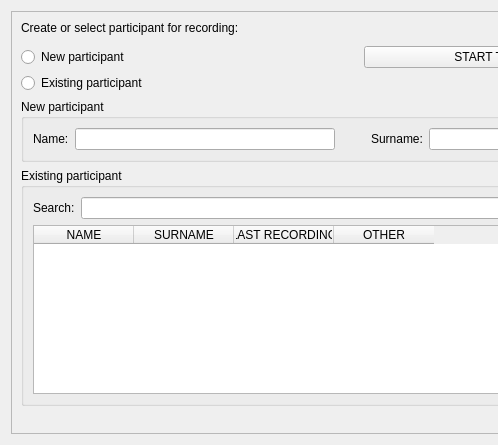
This is Modules/Home/Resources/UI/Dashboard.ui in EBATINCA/TrainUS as Qt 5 draws it before an edit; both pictures show x 0 to 498 and y 0 to 445 of the 721 by 445 pixel window. The edited form follows.
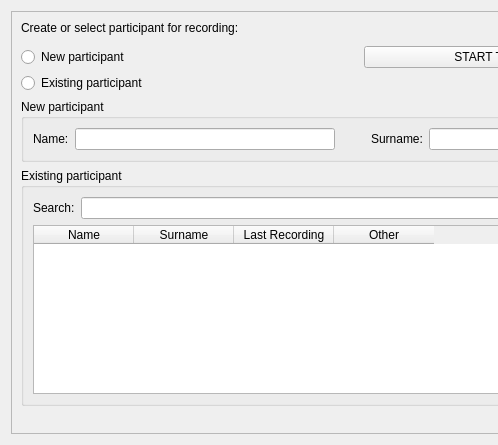
This is the edited form. Custom widgets are drawn as their Qt base class.

Patch:
```diff
--- a/Modules/Home/Resources/UI/Dashboard.ui
+++ b/Modules/Home/Resources/UI/Dashboard.ui
@@ -54,22 +54,22 @@
           <widget class="QTableWidget" name="participantsTable">
            <column>
             <property name="text">
-             <string>NAME</string>
+             <string>Name</string>
             </property>
            </column>
            <column>
             <property name="text">
-             <string>SURNAME</string>
+             <string>Surname</string>
             </property>
            </column>
            <column>
             <property name="text">
-             <string>LAST RECORDING</string>
+             <string>Last Recording</string>
             </property>
            </column>
            <column>
             <property name="text">
-             <string>OTHER</string>
+             <string>Other</string>
             </property>
            </column>
           </widget>
```
